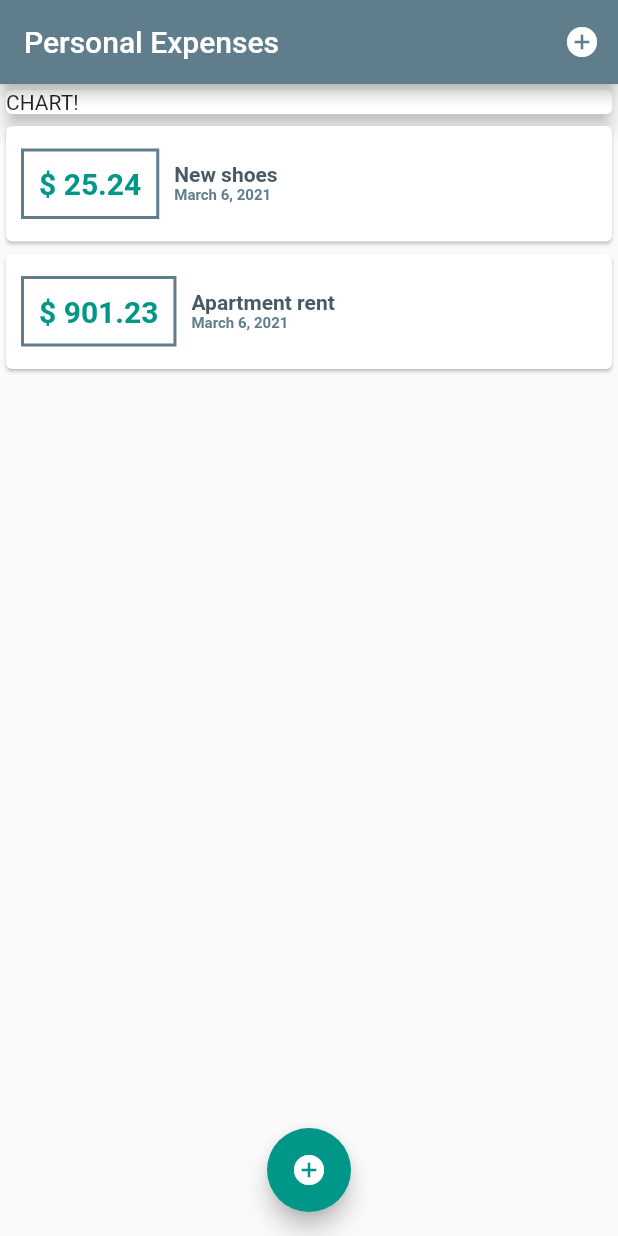
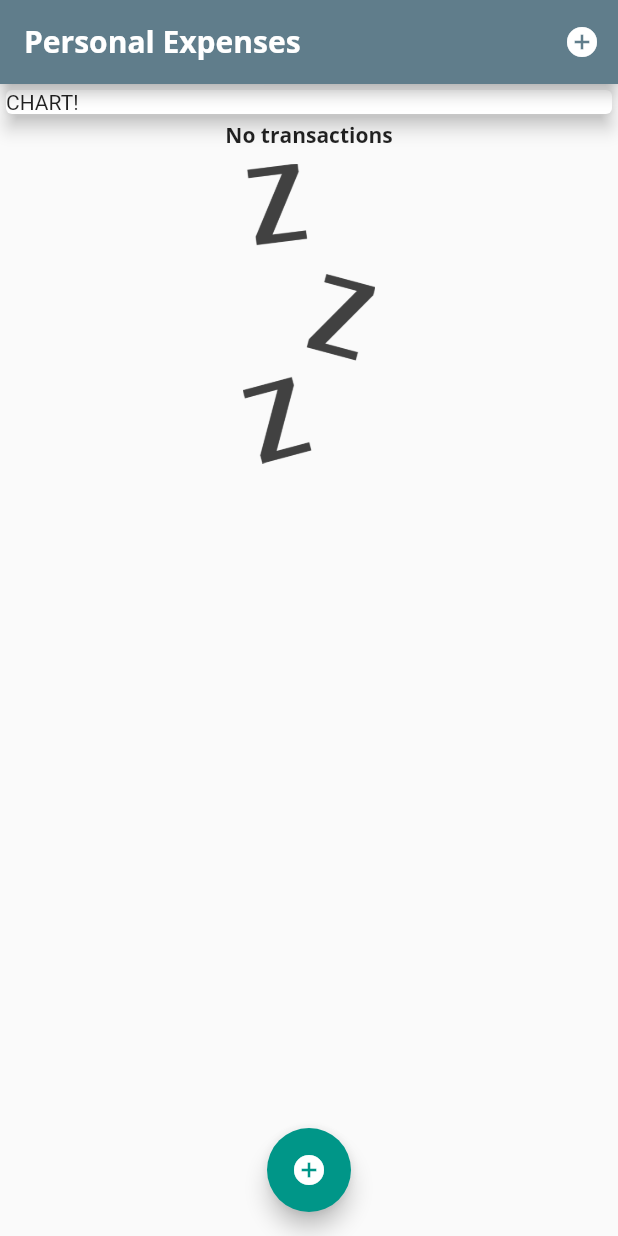
Before and after one commit to BartoszRudnik/LearningFlutter, a Flutter app: the screen it shows after launch, on a phone screen of 412 x 824 dp. Run offline on Flutter 3.47's test engine with Material 2 defaults, Android fonts, the phone set to English and light mode, and no system bars.

```diff
--- a/PersonalExpensesApp/lib/main.dart
+++ b/PersonalExpensesApp/lib/main.dart
@@ -12,6 +12,23 @@ class MyApp extends StatelessWidget {
       theme: ThemeData(
         primarySwatch: Colors.blueGrey,
         accentColor: Colors.teal,
+        fontFamily: 'QuickSand',
+        textTheme: ThemeData.light().textTheme.copyWith(
+              headline6: TextStyle(
+                fontFamily: 'OpenSans',
+                fontSize: 14,
+                fontWeight: FontWeight.bold,
+              ),
+            ),
+        appBarTheme: AppBarTheme(
+          textTheme: ThemeData.light().textTheme.copyWith(
+                headline6: TextStyle(
+                  fontFamily: 'OpenSans',
+                  fontWeight: FontWeight.bold,
+                  fontSize: 20,
+                ),
+              ),
+        ),
       ),
     );
   }
--- a/PersonalExpensesApp/lib/widgets/homePage.dart
+++ b/PersonalExpensesApp/lib/widgets/homePage.dart
@@ -10,8 +10,8 @@ class MyHomePage extends StatefulWidget {
 
 class _MyHomePageState extends State<MyHomePage> {
   final List<Transaction> _listOfTransactions = [
-    Transaction(25.24, 't1', 'New shoes', DateTime.now()),
-    Transaction(901.23, 't2', 'Apartment rent', DateTime.now()),
+    // Transaction(25.24, 't1', 'New shoes', DateTime.now()),
+    // Transaction(901.23, 't2', 'Apartment rent', DateTime.now()),
   ];
 
   void _addTransaction(String title, double amount) {
--- a/PersonalExpensesApp/lib/widgets/transaction_list.dart
+++ b/PersonalExpensesApp/lib/widgets/transaction_list.dart
@@ -11,7 +11,29 @@ class TransactionList extends StatelessWidget {
   Widget build(BuildContext context) {
     return Container(
       height: 500,
-      child: ListView.builder(
+      width: double.infinity,
+      child: _listOfTransactions.isEmpty
+          ? Column(
+              crossAxisAlignment: CrossAxisAlignment.center,
+              children: <Widget>[
+                Text(
+                  'No transactions',
+                  style: Theme.of(context).textTheme.headline6,
+                ),
+                SizedBox(
+                  height: 10,
+                  width: 10,
+                ),
+                Container(
+                  height: 200,
+                  child: Image.asset(
+                    'assets/images/waiting.png',
+                    fit: BoxFit.cover,
+                  ),
+                ),
+              ],
+            )
+          : ListView.builder(
               itemBuilder: (context, index) {
                 return Card(
                   child: Row(
@@ -43,19 +65,11 @@ class TransactionList extends StatelessWidget {
                         children: <Widget>[
                           Text(
                             _listOfTransactions[index].title,
-                      style: TextStyle(
-                        fontWeight: FontWeight.bold,
-                        fontSize: 14,
-                        color: Theme.of(context).primaryColorDark,
-                      ),
+                            style: Theme.of(context).textTheme.headline6,
                           ),
                           Text(
                             DateFormat.yMMMMd().format(_listOfTransactions[index].transactionDate),
-                      style: TextStyle(
-                        fontWeight: FontWeight.bold,
-                        fontSize: 10,
-                        color: Theme.of(context).primaryColor,
-                      ),
+                            style: Theme.of(context).textTheme.headline6,
                           ),
                         ],
                       ),
```
Also changed, not shown: PersonalExpensesApp/lib/widgets/chart.dart (added, +44 -0 lines), PersonalExpensesApp/pubspec.yaml (+15 -15 lines), PersonalExpensesApp/assets/fonts/OpenSans-Bold.ttf (added), PersonalExpensesApp/assets/fonts/OpenSans-Regular.ttf (added), PersonalExpensesApp/assets/fonts/Quicksand-Bold.ttf (added), PersonalExpensesApp/assets/fonts/Quicksand-Light.ttf (added), PersonalExpensesApp/assets/fonts/Quicksand-Medium.ttf (added), PersonalExpensesApp/assets/fonts/Quicksand-Regular.ttf (added), PersonalExpensesApp/assets/images/waiting.png (added). Lines whose indentation alone changed are shown as unchanged.
